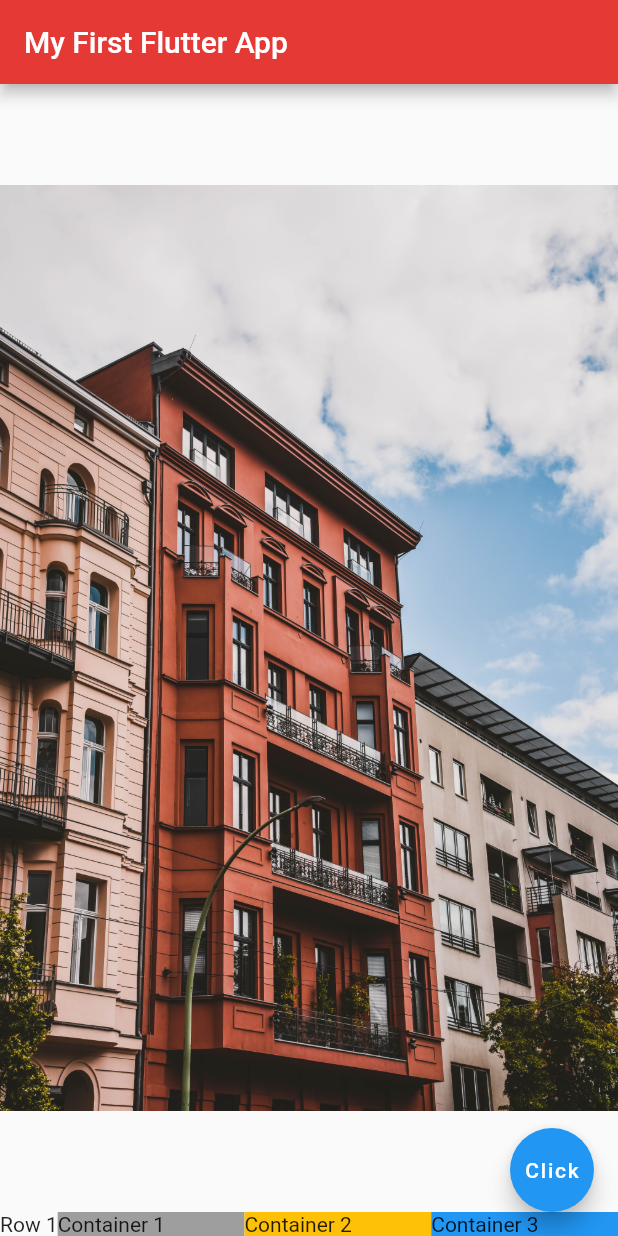
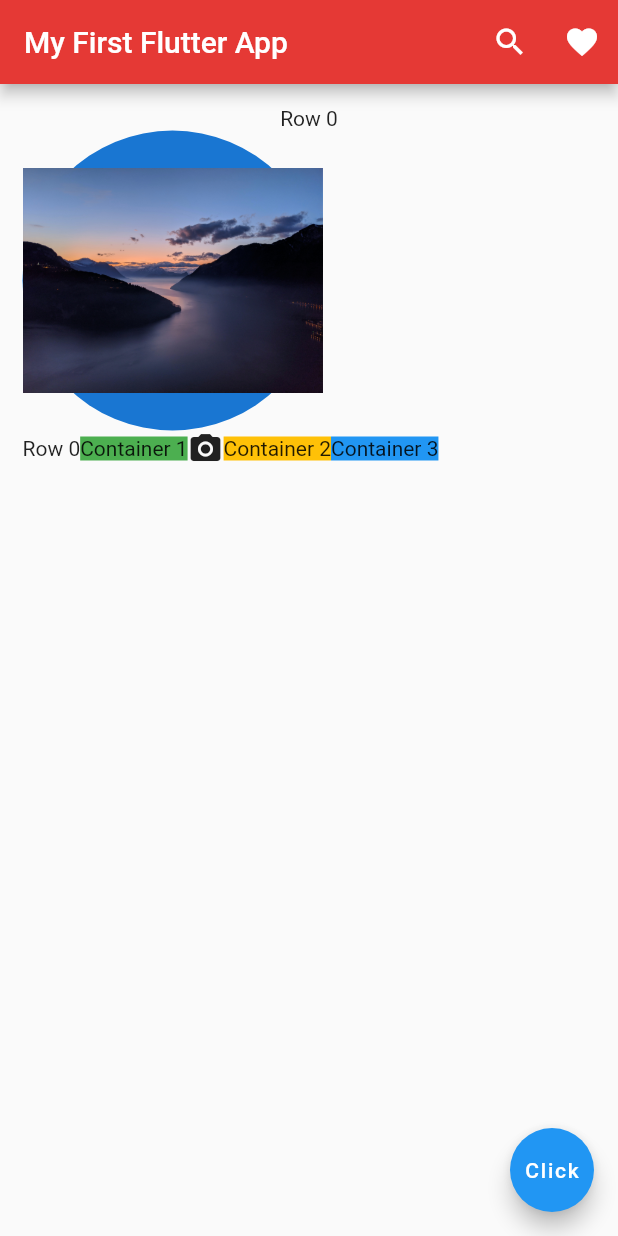
Before and after one commit to Catalyst023/example_repo, a Flutter app: the screen it shows after launch, on a phone screen of 412 x 824 dp. Run offline on Flutter 3.47's test engine with Material 2 defaults, Android fonts, the phone set to English and light mode, and no system bars.

Commit message:
Avatar and Containers
Tried to centre the avatar and stretching the containers, messed it up so I removed it. Also added the FloatingActionButton.

```diff
--- a/sampleproject/lib/main.dart
+++ b/sampleproject/lib/main.dart
@@ -1,60 +1,78 @@
 // ignore_for_file: prefer_const_constructors
 
+import 'package:flutter/cupertino.dart';
 import 'package:flutter/material.dart';
 
 void main() => runApp(MaterialApp(home: Home()));
 
 // ignore: use_key_in_widget_constructors
-class Home extends StatelessWidget {
+class Home extends StatefulWidget {
+  @override
+  State<Home> createState() => _HomeState();
+}
+
+class _HomeState extends State<Home> {
+  int _counter = 0;
 
   @override
   Widget build(BuildContext context) {
     return Scaffold(
       appBar: AppBar(
-        title: const Text("My First Flutter App"),
-        backgroundColor: Colors.red[600],
-      ),
-      body: Column(
-        mainAxisAlignment: MainAxisAlignment.spaceEvenly,
-
-        children: [
-        Expanded(flex: 1, child: Image.asset("assets/lee.jpg")),
-
-        Row(
-          mainAxisAlignment: MainAxisAlignment.spaceEvenly,
-          children: [
-          Text("Row 1"),
-          Expanded(
-            flex: 1,
-            child: Container(
-              color: Colors.grey,
-              padding: EdgeInsets.symmetric(),
+          title: const Text("My First Flutter App"),
+          backgroundColor: Colors.red[600],
+          actions: [
+            IconButton(
+              icon: Icon(
+                Icons.search,
+              ),
+              onPressed: () {},
+            ),
+            IconButton(
+              icon: Icon(
+                Icons.favorite,
+              ),
+              onPressed: () {},
+            )
+          ]),
+      body: Padding(
+        padding: EdgeInsets.all(15.0),
+        child: Column(children: [
+          Text("Row $_counter"),
+          Row(children: [
+            Center(
+              child: CircleAvatar(
+                child: Image.asset("assets/luca.jpg"),
+                radius: 100.0,
+              ),
+            ),
+          ]),
+          Row(children: [
+            Text("Row $_counter"),
+            Container(
+              color: Colors.green,
               child: Text("Container 1"),
             ),
-          ),
-          Expanded(
-            flex: 1,
-            child: Container(
+            Icon(
+              Icons.photo_camera,
+            ),
+            Container(
               color: Colors.amber,
-              padding: EdgeInsets.symmetric(),
               child: Text("Container 2"),
             ),
-          ),
-          Expanded(
-            flex: 1,
-            child: Container(
+            Container(
               color: Colors.blue,
-              padding: EdgeInsets.symmetric(),
               child: Text("Container 3"),
             ),
-          ),
-
-        ],),
-
-      ],),
+          ]),
+        ]),
+      ),
       floatingActionButton: FloatingActionButton(
         child: const Text("Click"),
-        onPressed: () {},
+        onPressed: () {
+          setState(() {
+            _counter++;
+          });
+        },
       ),
     );
   }
```
